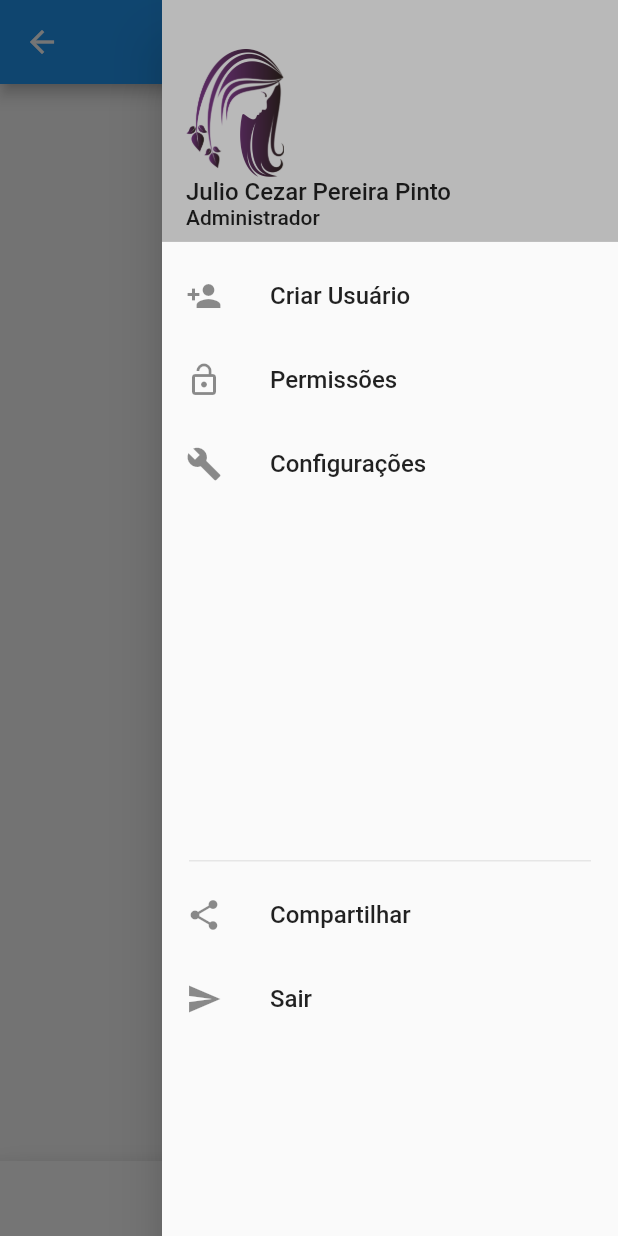
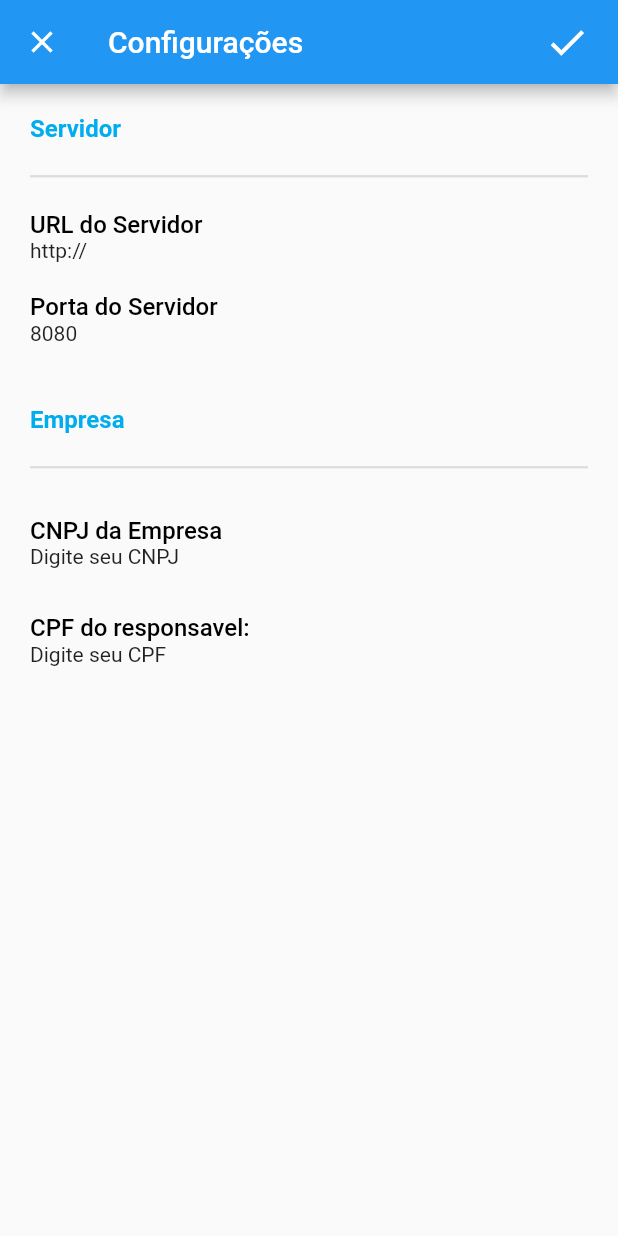
Before and after one commit to JulioCezar-1991/salao_application_erp_flutter_fanap, a Flutter app: the HomeScreen screen opened directly, after a tap on the "menu" icon, after a tap on "Configurações", on a phone screen of 412 x 824 dp. Run offline on Flutter 3.47's test engine with Material 2 defaults, Android fonts, the phone set to English and light mode, and no system bars; our stand-ins replace dio, font_awesome_flutter; missing offline and left inert: cpf_cnpj_validator.

```diff
--- /dev/null
+++ b/lib/src/screen/ConfigScreen.dart
@@ -0,0 +1,359 @@
+import 'package:flutter/material.dart';
+import 'package:projectfanap/src/screen/home/HomeScreen.dart';
+import 'package:projectfanap/src/util/CNPJUtil.dart';
+import 'package:projectfanap/src/util/CPFUtil.dart';
+
+class ConfigScreen extends StatefulWidget {
+  @override
+  _ConfigScreenState createState() => _ConfigScreenState();
+}
+
+class _ConfigScreenState extends State<ConfigScreen> {
+  static TextEditingController _controllerURL = TextEditingController();
+  static TextEditingController _controllerPort = TextEditingController();
+  static TextEditingController _controllerCNPJ = TextEditingController();
+  static TextEditingController _controllerCPF = TextEditingController();
+
+  GlobalKey<ScaffoldState> _scaffoldKey = GlobalKey<ScaffoldState>();
+
+  String url = _controllerURL.text = "http://";
+  String port = _controllerPort.text = "8080";
+  String cnpj = _controllerCNPJ.text;
+  String cpf = _controllerCPF.text;
+
+  CNPJUtil _cnpjUtil = CNPJUtil();
+  CPFUtil _cpfUtil = CPFUtil();
+
+  @override
+  Widget build(BuildContext context) {
+    return Scaffold(
+      key: _scaffoldKey,
+      appBar: AppBar(
+        automaticallyImplyLeading: false,
+        leading: IconButton(
+          icon: Icon(Icons.close),
+          onPressed: () {
+            Navigator.pop(
+              context,
+              MaterialPageRoute(builder: (context) => HomeScreen()),
+            );
+          },
+        ),
+        title: Text("Configurações"),
+        actions: <Widget>[
+          Padding(
+            padding: EdgeInsets.only(right: 10),
+            child: IconButton(
+              icon: Icon(
+                Icons.check,
+                size: 30,
+              ),
+              onPressed: () {
+                return showDialog(
+                  context: context,
+                  builder: (BuildContext context) => AlertDialog(
+                    title: Text("Salvar Dados"),
+                    content: Text(
+                      "Tem certezar que quer salvar os dados? Se os dados não estiverem corretos você poderar ficar sem acesso aos serviços.",
+                      textAlign: TextAlign.justify,
+                    ),
+                    actions: <Widget>[
+                      FlatButton(
+                        child: Text("Cancelar"),
+                        onPressed: () {
+                          Navigator.pop(context);
+                        },
+                      ),
+                      FlatButton(
+                        child: Text("Salvar"),
+                        onPressed: () {
+                          Navigator.pop(
+                            context,
+                            MaterialPageRoute(
+                              builder: (context) => HomeScreen(),
+                            ),
+                          );
+                        },
+                      )
+                    ],
+                  ),
+                );
+              },
+            ),
+          )
+        ],
+      ),
+      body: Container(
+        child: Column(
+          children: <Widget>[
+            Container(
+              alignment: Alignment.topLeft,
+              padding: EdgeInsets.all(20),
+              child: Text(
+                "Servidor",
+                style: TextStyle(
+                  fontWeight: FontWeight.bold,
+                  fontSize: 16,
+                  color: Color.fromRGBO(0, 173, 238, 1),
+                ),
+              ),
+            ),
+            Divider(
+              height: 5,
+              indent: 20,
+              endIndent: 20,
+              thickness: 1.5,
+            ),
+            GestureDetector(
+              child: Container(
+                child: Column(
+                  children: <Widget>[
+                    Container(
+                      alignment: Alignment.topLeft,
+                      padding: EdgeInsets.only(left: 20, right: 20, top: 20),
+                      child: Text(
+                        "URL do Servidor",
+                        style: TextStyle(
+                            fontWeight: FontWeight.w500,
+                            fontSize: 16,
+                            color: Colors.black),
+                      ),
+                    ),
+                    Container(
+                      alignment: Alignment.topLeft,
+                      padding: EdgeInsets.only(left: 20, right: 20),
+                      child: Text(url),
+                    )
+                  ],
+                ),
+              ),
+              onTap: () {
+                return showDialog(
+                  context: context,
+                  builder: (context) {
+                    return AlertDialog(
+                      title: Text("Digite o Endereço"),
+                      content: TextField(
+                          controller: _controllerURL,
+                          keyboardType: TextInputType.url),
+                      actions: <Widget>[
+                        FlatButton(
+                          child: Text("Cancelar"),
+                          onPressed: () {
+                            Navigator.pop(context);
+                          },
+                        ),
+                        FlatButton(
+                          child: Text("Salvar"),
+                          onPressed: () {
+                            url = _controllerURL.text;
+                            Navigator.pop(context);
+                          },
+                        ),
+                      ],
+                    );
+                  },
+                );
+              },
+            ),
+            GestureDetector(
+              child: Container(
+                child: Column(
+                  children: <Widget>[
+                    Container(
+                      alignment: Alignment.topLeft,
+                      padding: EdgeInsets.only(left: 20, right: 20, top: 20),
+                      child: Text(
+                        "Porta do Servidor",
+                        style: TextStyle(
+                            fontWeight: FontWeight.w500,
+                            fontSize: 16,
+                            color: Colors.black),
+                      ),
+                    ),
+                    Container(
+                      alignment: Alignment.topLeft,
+                      padding: EdgeInsets.only(left: 20, right: 20),
+                      child: Text(port),
+                    )
+                  ],
+                ),
+              ),
+              onTap: () {
+                return showDialog(
+                  context: context,
+                  builder: (context) {
+                    return AlertDialog(
+                      title: Text("Digite a Porta"),
+                      content: TextField(
+                          controller: _controllerPort,
+                          keyboardType: TextInputType.url),
+                      actions: <Widget>[
+                        FlatButton(
+                          child: Text("Cancelar"),
+                          onPressed: () {
+                            Navigator.pop(context);
+                          },
+                        ),
+                        FlatButton(
+                          child: Text("Salvar"),
+                          onPressed: () {
+                            port = _controllerPort.text;
+                            Navigator.pop(context);
+                          },
+                        ),
+                      ],
+                    );
+                  },
+                );
+              },
+            ),
+            SizedBox(
+              height: 20,
+            ),
+            Container(
+              alignment: Alignment.topLeft,
+              padding: EdgeInsets.all(20),
+              child: Text(
+                "Empresa",
+                style: TextStyle(
+                  fontWeight: FontWeight.bold,
+                  fontSize: 16,
+                  color: Color.fromRGBO(0, 173, 238, 1),
+                ),
+              ),
+            ),
+            Divider(
+              height: 5,
+              indent: 20,
+              endIndent: 20,
+              thickness: 1.5,
+            ),
+            GestureDetector(
+              child: Container(
+                child: Column(
+                  children: <Widget>[
+                    Container(
+                      alignment: Alignment.topLeft,
+                      padding: EdgeInsets.only(left: 20, right: 20, top: 30),
+                      child: Text(
+                        "CNPJ da Empresa",
+                        style: TextStyle(
+                            fontWeight: FontWeight.w500,
+                            fontSize: 16,
+                            color: Colors.black),
+                      ),
+                    ),
+                    Container(
+                      alignment: Alignment.topLeft,
+                      padding: EdgeInsets.only(left: 20, right: 20),
+                      child: Text(_cnpjUtil.formatarCNPJ(_controllerCNPJ.text)),
+                    ),
+                  ],
+                ),
+              ),
+              onTap: () {
+                showDialog(
+                  context: context,
+                  builder: (context) {
+                    return AlertDialog(
+                      title: Text("CNPJ da Empresa"),
+                      content: SingleChildScrollView(
+                        child: ListBody(
+                          children: <Widget>[
+                            TextField(
+                              maxLength: 14,
+                              controller: _controllerCNPJ,
+                              keyboardType: TextInputType.number,
+                            ),
+                          ],
+                        ),
+                      ),
+                      actions: <Widget>[
+                        FlatButton(
+                          child: Text("Cancelar"),
+                          onPressed: () {
+                            Navigator.pop(context);
+                          },
+                        ),
+                        FlatButton(
+                          child: Text("Salvar"),
+                          onPressed: () {
+                            this.cnpj =
+                                _cnpjUtil.formatarCNPJ(_controllerCNPJ.text);
+                            Navigator.pop(context);
+                          },
+                        ),
+                      ],
+                    );
+                  },
+                );
+              },
+            ),
+            GestureDetector(
+              child: Container(
+                child: Column(
+                  children: <Widget>[
+                    Container(
+                      alignment: Alignment.topLeft,
+                      padding: EdgeInsets.only(left: 20, right: 20, top: 30),
+                      child: Text(
+                        "CPF do responsavel:",
+                        style: TextStyle(
+                            fontWeight: FontWeight.w500,
+                            fontSize: 16,
+                            color: Colors.black),
+                      ),
+                    ),
+                    Container(
+                      alignment: Alignment.topLeft,
+                      padding: EdgeInsets.only(left: 20, right: 20),
+                      child: Text(_cpfUtil.formatarCPF(_controllerCPF.text)),
+                    ),
+                  ],
+                ),
+              ),
+              onTap: () {
+                showDialog(
+                  context: context,
+                  builder: (context) {
+                    return AlertDialog(
+                      title: Text("CPF do Responsavel"),
+                      content: SingleChildScrollView(
+                        child: ListBody(
+                          children: <Widget>[
+                            TextField(
+                              maxLength: 11,
+                              controller: _controllerCPF,
+                              keyboardType: TextInputType.number,
+                            ),
+                          ],
+                        ),
+                      ),
+                      actions: <Widget>[
+                        FlatButton(
+                          child: Text("Cancelar"),
+                          onPressed: () {
+                            Navigator.pop(context);
+                          },
+                        ),
+                        FlatButton(
+                          child: Text("Salvar"),
+                          onPressed: () {
+                            this.cpf =
+                                _cpfUtil.formatarCPF(_controllerCPF.text);
+                            Navigator.pop(context);
+                          },
+                        ),
+                      ],
+                    );
+                  },
+                );
+              },
+            ),
+          ],
+        ),
+      ),
+    );
+  }
+}
--- a/lib/src/screen/home/HomeScreen.dart
+++ b/lib/src/screen/home/HomeScreen.dart
@@ -27,8 +27,9 @@ class _HomeScreenState extends State<HomeScreen> {
       key: _scaffoldkey,
       endDrawer: DrawerWidget(),
       appBar: AppBar(
-        centerTitle: true,
-        title: Text(_title),
+        automaticallyImplyLeading: false,
+
+        title: Text("      ${this._title}"),
         actions: <Widget>[
           IconButton(
             icon: Icon(Icons.menu),
--- a/lib/src/screen/home/client/ClientScreen.dart
+++ b/lib/src/screen/home/client/ClientScreen.dart
@@ -1,4 +1,5 @@
 import 'package:flutter/material.dart';
+import 'package:projectfanap/src/widgets/CardClientWidget.dart';
 
 class ClientScreen extends StatefulWidget {
   @override
@@ -13,8 +14,15 @@ class _ClientScreenState extends State<ClientScreen> {
 
   @override
   Widget build(BuildContext context) {
-    return Center(
-      child: Text("Clientes"),
+    return Container(
+      padding: EdgeInsets.all(5),
+      child: ListView(
+        children: <Widget>[
+          for(int i = 0; i < 25; i++)
+          CardClientWidget(),
+        ],
+
+      )
     );
   }
 }
--- a/lib/src/screen/home/service/ServiceScreen.dart
+++ b/lib/src/screen/home/service/ServiceScreen.dart
@@ -1,4 +1,5 @@
 import 'package:flutter/material.dart';
+import 'package:projectfanap/src/widgets/CardServiceWidget.dart';
 
 class ServiceScreen extends StatefulWidget {
   @override
@@ -8,8 +9,14 @@ class ServiceScreen extends StatefulWidget {
 class _ServiceScreenState extends State<ServiceScreen> {
   @override
   Widget build(BuildContext context) {
-    return Center(
-      child: Text("Serviços"),
+    return Container(
+      padding: EdgeInsets.all(5),
+      child: ListView(
+        children: <Widget>[
+          for(int i = 0; i < 25; i++)
+          CardServiceWidget(),
+        ],
+      ),
     );
   }
 }
--- /dev/null
+++ b/lib/src/util/CNPJUtil.dart
@@ -0,0 +1,23 @@
+
+import 'package:cpf_cnpj_validator/cnpj_validator.dart';
+class CNPJUtil{
+
+String _cnpj = "";
+String _validadorCNPJ = "";
+
+   String formatarCNPJ(String cnpj) {
+
+      _cnpj = CNPJValidator.format(cnpj);
+
+    if (CNPJValidator.isValid(_cnpj) == false) {
+      if (_cnpj.length < 1) {
+        _validadorCNPJ = "Digite seu CNPJ";
+        return _validadorCNPJ;
+      }
+        _validadorCNPJ = "CNPJ invalido";
+      return _validadorCNPJ;
+    }
+    return _cnpj;
+  }
+
+}
--- /dev/null
+++ b/lib/src/util/CPFUtil.dart
@@ -0,0 +1,23 @@
+import 'package:cpf_cnpj_validator/cpf_validator.dart';
+import 'package:flutter/material.dart';
+class CPFUtil{
+
+String _cpf = "";
+String _validadorCPF = "";
+
+   String formatarCPF(String cpf) {
+
+      _cpf = CPFValidator.format(cpf);
+
+    if (CPFValidator.isValid(_cpf) == false) {
+      if (_cpf.length < 1) {
+        _validadorCPF = "Digite seu CPF";
+        return _validadorCPF;
+      }
+        _validadorCPF = "CPF invalido";
+      return _validadorCPF;
+    }
+    return _cpf;
+  }
+
+}
--- /dev/null
+++ b/lib/src/widgets/CardClientWidget.dart
@@ -0,0 +1,65 @@
+import 'package:flutter/material.dart';
+
+class CardClientWidget extends StatelessWidget {
+  @override
+  Widget build(BuildContext context) {
+    return Card(
+      elevation: 3,
+      child: Row(
+        children: <Widget>[
+          Container(
+            width: 80,
+            height: 80,
+            child: Center(
+              child: Icon(
+                Icons.person,
+                color: Colors.teal,
+                size: 60,
+              ),
+            ),
+          ),
+          Container(
+            width: 200,
+            height: 80,
+            child: Column(
+              mainAxisAlignment: MainAxisAlignment.start,
+              crossAxisAlignment: CrossAxisAlignment.start,
+              children: <Widget>[
+                Padding(
+                  padding: EdgeInsets.only(top: 10, bottom: 2.5),
+                  child: Text(
+                    "Ana Maria Braga",
+                    style: TextStyle(
+                      fontWeight: FontWeight.bold,
+                    ),
+                  ),
+                ),
+                Padding(
+                  padding: EdgeInsets.zero,
+                  child: Text("Cidade Vera Cruz - AP.Goiânia"),
+                ),
+                Padding(
+                    padding: EdgeInsets.only(top: 2.5, bottom: 5),
+                    child: Row(
+                      children: <Widget>[
+                        Text(
+                          "(62) 99699-3020",
+                          style: TextStyle(fontSize: 12),
+                        ),
+                        SizedBox(
+                          width: 8,
+                        ),
+                        Text(
+                          "(62) 3242-1020",
+                          style: TextStyle(fontSize: 12),
+                        ),
+                      ],
+                    )),
+              ],
+            ),
+          )
+        ],
+      ),
+    );
+  }
+}
--- /dev/null
+++ b/lib/src/widgets/CardServiceWidget.dart
@@ -0,0 +1,63 @@
+import 'package:flutter/material.dart';
+import 'package:font_awesome_flutter/font_awesome_flutter.dart';
+
+class CardServiceWidget extends StatelessWidget {
+  @override
+  Widget build(BuildContext context) {
+    return Card(
+      elevation: 3,
+      child: Row(
+        children: <Widget>[
+          Container(
+            width: 80,
+            height: 80,
+            child: Center(
+              child: Icon(
+                FontAwesomeIcons.cut,
+                color: Colors.pinkAccent[100],
+                size: 50,
+              ),
+            ),
+          ),
+          Container(
+            width: 200,
+            height: 80,
+            child: Column(
+              mainAxisAlignment: MainAxisAlignment.start,
+              crossAxisAlignment: CrossAxisAlignment.start,
+              children: <Widget>[
+                Padding(
+                  padding: EdgeInsets.only(top: 10, bottom: 2.5),
+                  child: Text(
+                    "Corte de Cabelo",
+                    style: TextStyle(
+                      fontWeight: FontWeight.bold,
+                    ),
+                  ),
+                ),
+                Padding(
+                  padding: EdgeInsets.zero,
+                  child: Text("Valor: R\$35,00"),
+                ),
+                Padding(
+                  padding: EdgeInsets.only(top: 2.5, bottom: 5),
+                  child: Row(
+                    children: <Widget>[
+                      Text(
+                        "Tempo Médio: 30 Minutos",
+                        style: TextStyle(fontSize: 12),
+                      ),
+                      SizedBox(
+                        width: 8,
+                      ),
+                    ],
+                  ),
+                ),
+              ],
+            ),
+          )
+        ],
+      ),
+    );
+  }
+}
--- a/lib/src/widgets/DrawerWidget.dart
+++ b/lib/src/widgets/DrawerWidget.dart
@@ -1,4 +1,5 @@
 import 'package:flutter/material.dart';
+import 'package:projectfanap/src/screen/ConfigScreen.dart';
 import 'package:projectfanap/src/screen/login/LoginSignInScreen.dart';
 import 'package:projectfanap/src/widgets/CreateUserWidget.dart';
 
@@ -77,7 +78,14 @@ class _DrawerWidgetState extends State<DrawerWidget> {
                 fontSize: 16.0,
               ),
             ),
-            onTap: () {},
+            onTap: () {
+              Navigator.push(
+                context,
+                MaterialPageRoute(
+                  builder: (context) => ConfigScreen(),
+                ),
+              );
+            },
           ),
           SizedBox(
             height: _size.width / 1.8,
```
Also changed, not shown: lib/src/screen/home/service/CreateServiceScreen.dart (+20 -4 lines), lib/src/util/HorasUtil.dart (added, +15 -0 lines).
